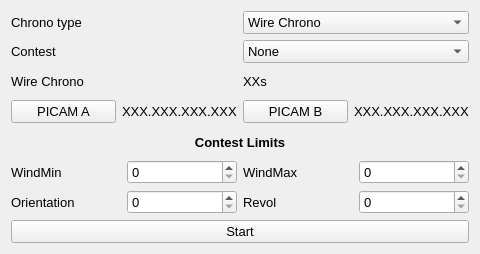
This is F3FChrono/gui/WConfig.ui in jomarin38/F3FChrono as Qt 5 draws it before an edit. The edited form follows.
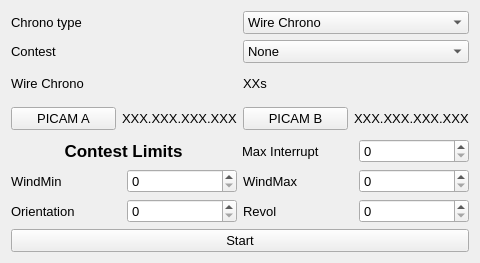
This is the edited form.

Commit message: Wconfig.ui add max interrupt time control, WidgetController WConfig add set_data method Update MainUiController setinitialdata with event data

The edit to the form file:
```diff
--- a/F3FChrono/gui/WConfig.ui
+++ b/F3FChrono/gui/WConfig.ui
@@ -7,7 +7,7 @@
     <x>0</x>
     <y>0</y>
     <width>480</width>
-    <height>254</height>
+    <height>263</height>
    </rect>
   </property>
   <property name="windowTitle">
@@ -167,10 +167,24 @@
       </layout>
      </item>
      <item>
+      <layout class="QHBoxLayout" name="horizontalLayout_3">
+       <item>
       <widget class="QLabel" name="ContestLimitLabel">
+         <property name="sizePolicy">
+          <sizepolicy hsizetype="Preferred" vsizetype="Preferred">
+           <horstretch>0</horstretch>
+           <verstretch>0</verstretch>
+          </sizepolicy>
+         </property>
+         <property name="minimumSize">
+          <size>
+           <width>225</width>
+           <height>0</height>
+          </size>
+         </property>
        <property name="font">
         <font>
-         <pointsize>10</pointsize>
+           <pointsize>13</pointsize>
          <weight>75</weight>
          <bold>true</bold>
         </font>
@@ -182,6 +196,29 @@
         <set>Qt::AlignCenter</set>
        </property>
       </widget>
+       </item>
+       <item>
+        <widget class="QLabel" name="MaxInterruptLabel">
+         <property name="font">
+          <font>
+           <pointsize>10</pointsize>
+          </font>
+         </property>
+         <property name="text">
+          <string>Max Interrupt</string>
+         </property>
+        </widget>
+       </item>
+       <item>
+        <widget class="QSpinBox" name="MaxInterruptValue">
+         <property name="font">
+          <font>
+           <pointsize>10</pointsize>
+          </font>
+         </property>
+        </widget>
+       </item>
+      </layout>
      </item>
      <item>
       <layout class="QHBoxLayout" name="horizontalLayout_7">
```
Lines whose indentation alone changed are shown as unchanged. The commit also changes 2 other files.
